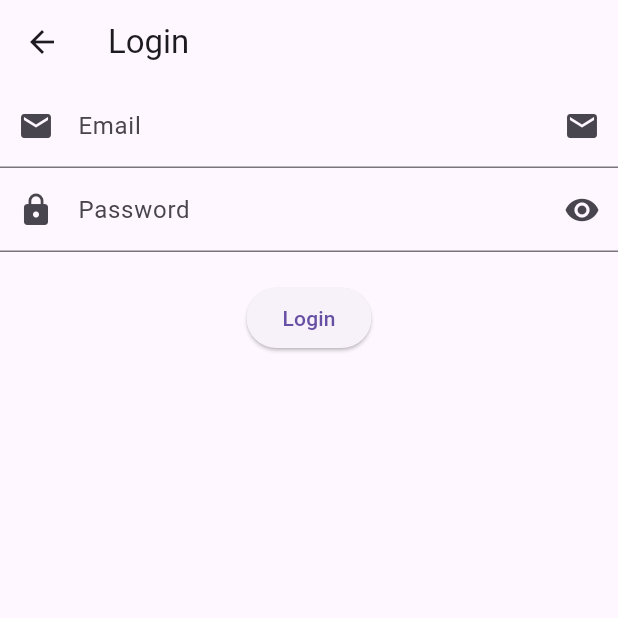
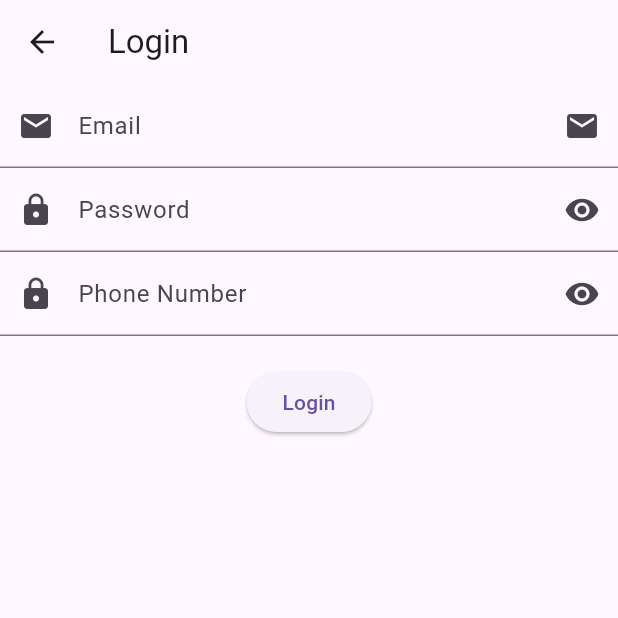
Before and after one commit to MuhammadAliKust/UsamaProject, a Flutter app: the LoginView screen opened directly, on a phone screen of 412 x 824 dp, the top half of it. Run offline on Flutter 3.47's test engine with Material 3 defaults, Android fonts, the phone set to English and light mode, and no system bars.

```diff
--- a/lib/list_view_builder.dart
+++ b/lib/list_view_builder.dart
@@ -20,12 +20,7 @@ class _ListViewDemoState extends State<ListViewDemo> {
           itemCount: 5,
           itemBuilder: (context, i) {
             return ListTile(
-              onTap: (){
-                // selectedIndex = i;
-                // setState(() {
-                //
-                // });
-              },
+
               leading: Icon(Icons.notifications),
               title: Text("Notification Title $selectedIndex"),
               subtitle: Text("Notification Sub Title"),
--- a/lib/login_view.dart
+++ b/lib/login_view.dart
@@ -1,4 +1,5 @@
 import 'package:flutter/material.dart';
+import 'package:flutter/services.dart';
 
 class LoginView extends StatelessWidget {
   LoginView({super.key});
@@ -16,6 +17,7 @@ class LoginView extends StatelessWidget {
         children: [
           TextFormField(
             controller: emailController,
+            keyboardType: TextInputType.emailAddress,
             decoration: InputDecoration(
               label: Text("Email"),
               hintText: 'test@gmail.com',
@@ -25,9 +27,24 @@ class LoginView extends StatelessWidget {
           ),
           TextFormField(
             controller: pwdController,
+            obscureText: true,
             decoration: InputDecoration(
               label: Text("Password"),
+
               hintText: 'Password must be 6 or more characters.',
+              prefixIcon: Icon(Icons.lock),
+              suffixIcon: Icon(Icons.visibility),
+            ),
+          ),
+          TextFormField(
+            controller: pwdController,
+            // keyboardType: TextInputType.number,
+            inputFormatters: [
+              FilteringTextInputFormatter.digitsOnly
+            ],
+            decoration: InputDecoration(
+              label: Text("Phone Number"),
+              hintText: '',
               prefixIcon: Icon(Icons.lock),
               suffixIcon: Icon(Icons.visibility),
             ),
@@ -48,8 +65,8 @@ class LoginView extends StatelessWidget {
                   return;
                 }
                 if (pwdController.text.length < 6) {
-                  ScaffoldMessenger.of(context).showSnackBar(
-                      SnackBar(content: Text("Password must be 6 or more characters.")));
+                  ScaffoldMessenger.of(context).showSnackBar(SnackBar(
+                      content: Text("Password must be 6 or more characters.")));
                   return;
                 }
               },
--- a/lib/main.dart
+++ b/lib/main.dart
@@ -1,5 +1,7 @@
 import 'package:flutter/material.dart';
 import 'package:usama_project/list_view_builder.dart';
+
+import 'login_view.dart';
 
 void main() {
   runApp(const MyApp());
```
